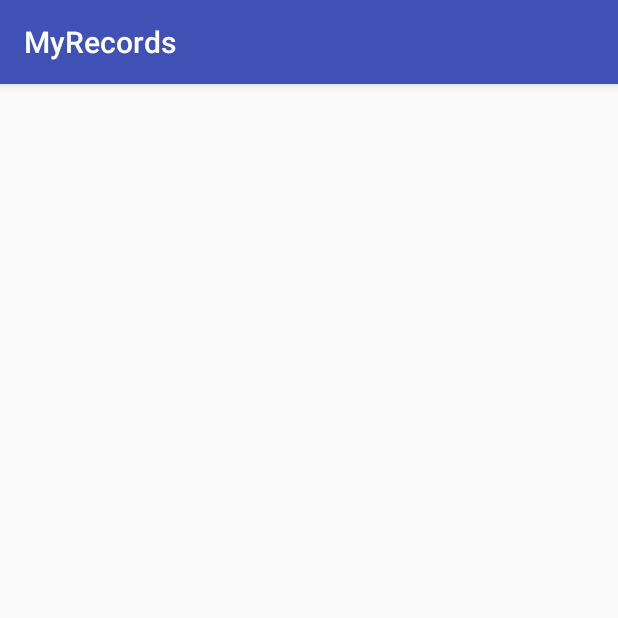
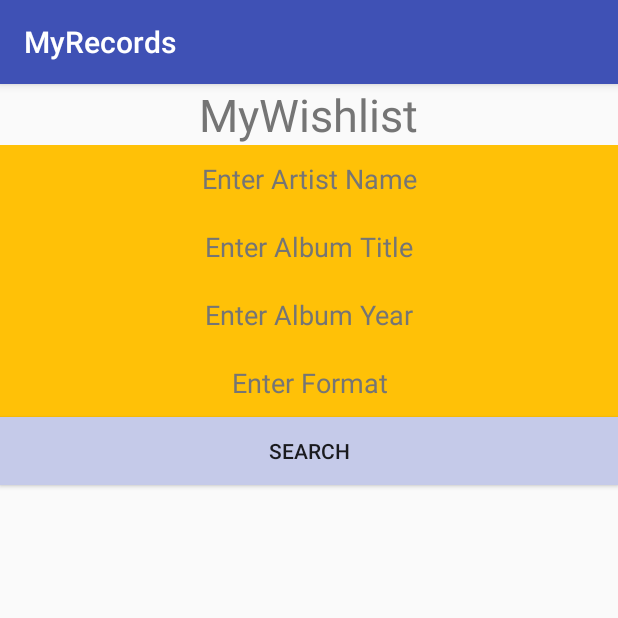
Before and after one commit to darkknightsds/myrecords, an Android app: the MyWishlist screen opened directly, with no data from a screen before it, on a phone screen of 412 x 824 dp, the top half of it. Run offline under Robolectric (Android 15) with nearby library versions, the phone set to English and light mode, and no system bars; our stand-ins replace ButterKnife; Roboto replaces fonts that are not available here; 1 statement that could not run was skipped.

Commit message:
add service and make progress on api call

```diff
--- a/app/src/main/AndroidManifest.xml
+++ b/app/src/main/AndroidManifest.xml
@@ -1,7 +1,7 @@
 <?xml version="1.0" encoding="utf-8"?>
 <manifest xmlns:android="http://schemas.android.com/apk/res/android"
     package="com.epicodus.myrecords">
-
+    <uses-permission android:name="android.permission.INTERNET"/>
     <application
         android:allowBackup="true"
         android:icon="@mipmap/ic_launcher"
--- a/app/src/main/java/com/epicodus/myrecords/MainActivity.java
+++ b/app/src/main/java/com/epicodus/myrecords/MainActivity.java
@@ -41,7 +41,7 @@ public class MainActivity extends AppCompatActivity implements View.OnClickListe
             if (mEditUsername.getText().toString().equals("")) {
                 mEditUsername.setHint("Must enter username to continue");
             } else {
-                Intent intent = new Intent(MainActivity.this, MyCollection.class);
+                Intent intent = new Intent(MainActivity.this, MyWishlist.class);
                 intent.putExtra("username", username);
                 startActivity(intent);
             }
--- a/app/src/main/java/com/epicodus/myrecords/MyWishlist.java
+++ b/app/src/main/java/com/epicodus/myrecords/MyWishlist.java
@@ -1,13 +1,77 @@
 package com.epicodus.myrecords;
 
+import android.content.Intent;
+import android.graphics.Typeface;
 import android.support.v7.app.AppCompatActivity;
 import android.os.Bundle;
+import android.util.Log;
+import android.view.View;
+import android.widget.Button;
+import android.widget.EditText;
+import android.widget.TextView;
 
-public class MyWishlist extends AppCompatActivity {
+import java.io.IOException;
+
+import butterknife.Bind;
+import butterknife.ButterKnife;
+import okhttp3.Call;
+import okhttp3.Callback;
+import okhttp3.Response;
+
+public class MyWishlist extends AppCompatActivity implements View.OnClickListener {
+    public static final String TAG = MyWishlist.class.getSimpleName();
+
+    @Bind(R.id.apiButton) Button mApiButton;
+    @Bind(R.id.myWishlistHeader) TextView mMyWishlistHeader;
+    @Bind(R.id.editArtist) EditText mEditArtist;
+    @Bind(R.id.editTitle) EditText mEditTitle;
+    @Bind(R.id.editYear) EditText mEditYear;
+    @Bind(R.id.editFormat) EditText mEditFormat;
 
     @Override
     protected void onCreate(Bundle savedInstanceState) {
         super.onCreate(savedInstanceState);
         setContentView(R.layout.activity_my_wishlist);
+        ButterKnife.bind(this);
+
+        Typeface headerFont = Typeface.createFromAsset(getAssets(), "fonts/header.ttf");
+        mMyWishlistHeader.setTypeface(headerFont);
+
+        mApiButton.setOnClickListener(this);
+    }
+
+    @Override
+    public void onClick(View v) {
+        if (v == mApiButton) {
+            String artist = mEditArtist.getText().toString();
+            String release_title = mEditTitle.getText().toString();
+            String year = mEditYear.getText().toString();
+            String format = mEditFormat.getText().toString();
+            if (mEditArtist.getText().toString().equals("")) {
+                mEditArtist.setHint("Must enter artist to continue");
+            }
+            getAlbums(artist, release_title, year, format);
+        }
+    }
+
+    private void getAlbums(String artist, String release_title, String year, String format) {
+        final DiscogsService discogsService = new DiscogsService();
+        discogsService.findRecords(artist, release_title, year, format, new Callback() {
+            @Override
+            public void onFailure(Call call, IOException e) {
+                e.printStackTrace();
+            }
+
+            @Override
+            public void onResponse(Call call, Response response) throws IOException {
+                try {
+                    String jsonData = response.body().string();
+                    Log.v(TAG, jsonData);
+                } catch (IOException e) {
+                    e.printStackTrace();
+                }
+
+            }
+        });
     }
 }
--- a/app/src/main/res/layout/activity_my_collection.xml
+++ b/app/src/main/res/layout/activity_my_collection.xml
@@ -4,7 +4,6 @@
     android:layout_width="match_parent"
     android:layout_height="match_parent"
     tools:context="com.epicodus.myrecords.MyCollection">
-
 
     <TextView
         android:id="@+id/usernameWelcome"
--- a/app/src/main/res/layout/activity_my_wishlist.xml
+++ b/app/src/main/res/layout/activity_my_wishlist.xml
@@ -1,9 +1,83 @@
 <?xml version="1.0" encoding="utf-8"?>
-<android.support.constraint.ConstraintLayout xmlns:android="http://schemas.android.com/apk/res/android"
-    xmlns:app="http://schemas.android.com/apk/res-auto"
+<RelativeLayout xmlns:android="http://schemas.android.com/apk/res/android"
     xmlns:tools="http://schemas.android.com/tools"
     android:layout_width="match_parent"
     android:layout_height="match_parent"
     tools:context="com.epicodus.myrecords.MyWishlist">
 
-</android.support.constraint.ConstraintLayout>
+    <TextView
+        android:id="@+id/myWishlistHeader"
+        android:layout_width="wrap_content"
+        android:layout_height="wrap_content"
+        android:text="MyWishlist"
+        android:textSize="30sp"
+        android:textColor="@color/colorPrimaryText"
+        android:layout_alignParentTop="true"
+        android:layout_centerHorizontal="true" />
+
+    <EditText
+        android:id="@+id/editArtist"
+        android:layout_width="match_parent"
+        android:layout_height="45dp"
+        android:hint="Enter Artist Name"
+        android:gravity="center"
+        android:textColorHint="@color/colorPrimaryText"
+        android:textColor="@color/colorSecondaryText"
+        android:textCursorDrawable="@color/colorSecondaryText"
+        android:backgroundTint="@color/colorAccent"
+        android:background="@color/colorPrimaryLight"
+        android:layout_below="@+id/myWishlistHeader"
+        android:layout_centerHorizontal="true" />
+
+    <EditText
+        android:id="@+id/editTitle"
+        android:layout_width="match_parent"
+        android:layout_height="45dp"
+        android:hint="Enter Album Title"
+        android:gravity="center"
+        android:textColorHint="@color/colorPrimaryText"
+        android:textColor="@color/colorSecondaryText"
+        android:textCursorDrawable="@color/colorSecondaryText"
+        android:backgroundTint="@color/colorAccent"
+        android:background="@color/colorPrimaryLight"
+        android:layout_below="@+id/editArtist"
+        android:layout_centerHorizontal="true" />
+
+    <EditText
+        android:id="@+id/editYear"
+        android:layout_width="match_parent"
+        android:layout_height="45dp"
+        android:hint="Enter Album Year"
+        android:gravity="center"
+        android:textColorHint="@color/colorPrimaryText"
+        android:textColor="@color/colorSecondaryText"
+        android:textCursorDrawable="@color/colorSecondaryText"
+        android:backgroundTint="@color/colorAccent"
+        android:background="@color/colorPrimaryLight"
+        android:layout_below="@+id/editTitle"
+        android:layout_centerHorizontal="true" />
+
+    <EditText
+        android:id="@+id/editFormat"
+        android:layout_width="match_parent"
+        android:layout_height="45dp"
+        android:hint="Enter Format"
+        android:gravity="center"
+        android:textColorHint="@color/colorPrimaryText"
+        android:textColor="@color/colorSecondaryText"
+        android:textCursorDrawable="@color/colorSecondaryText"
+        android:backgroundTint="@color/colorAccent"
+        android:background="@color/colorPrimaryLight"
+        android:layout_below="@+id/editYear"
+        android:layout_centerHorizontal="true" />
+
+    <Button
+        android:id="@+id/apiButton"
+        android:layout_width="match_parent"
+        android:layout_height="45dp"
+        android:text="Search"
+        android:background="@color/colorPrimaryLight"
+        android:layout_centerHorizontal="true"
+        android:layout_below="@+id/editFormat" />
+
+</RelativeLayout>
--- a/gradle.properties
+++ b/gradle.properties
@@ -15,3 +15,6 @@ org.gradle.jvmargs=-Xmx1536m
 # This option should only be used with decoupled projects. More details, visit
 # http://www.gradle.org/docs/current/userguide/multi_project_builds.html#sec:decoupled_projects
 # org.gradle.parallel=true
+
+DiscogsConsumerKey = "QdeuqFxtTtEZftsmlkkM"
+DiscogsConsumerSecret = "WauNbyfMGEwLTlvIbLyHqmDfjprnKkjW"
```
Also changed, not shown: app/build.gradle (+7 -0 lines), app/src/main/java/com/epicodus/myrecords/Constants.java (added, +11 -0 lines), app/src/main/java/com/epicodus/myrecords/DiscogsService.java (added, +35 -0 lines), 1 other file.
